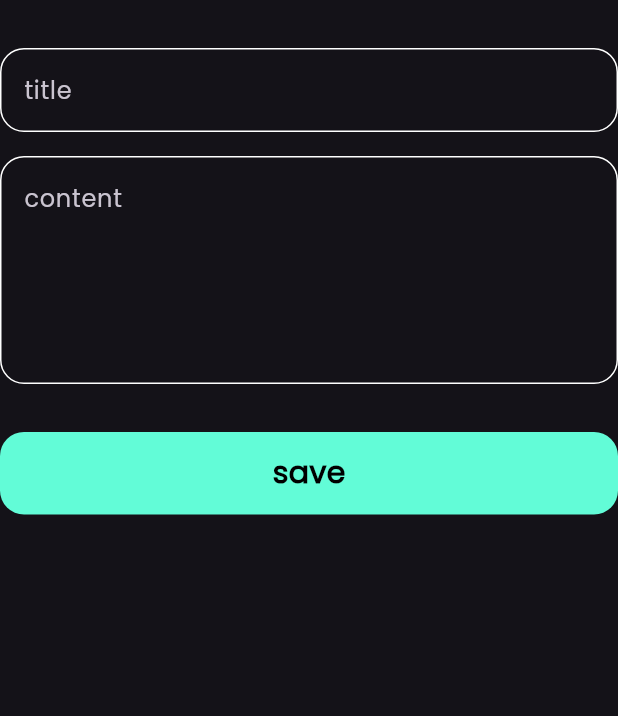
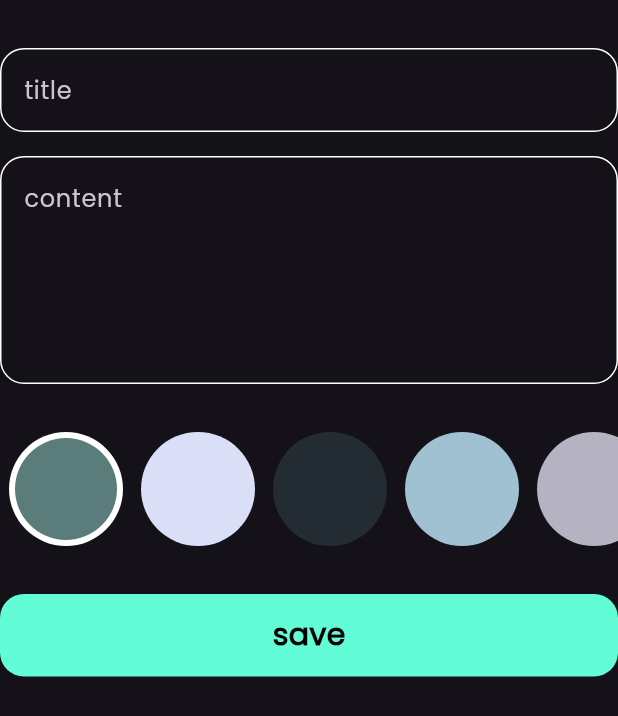
Before and after one commit to zyz360/zeft-notes-app, a Flutter app: the AddNoteForm widget shown alone on an empty page, opened directly, on a phone screen of 412 x 824 dp. Shown: the top 716 px of the screen. Run offline on Flutter 3.47's test engine with Material 3 defaults, Android fonts, the light colour scheme and no system bars; our stand-ins replace bloc, flutter_bloc, hive, hive_flutter, modal_progress_hud_nsn; accounts and stored records are empty.

Commit message:
before making color in addnotecubit

```diff
--- a/lib/widgets/add_note_form.dart
+++ b/lib/widgets/add_note_form.dart
@@ -4,6 +4,7 @@ import 'package:intl/intl.dart';
 import 'package:notess_app/Cubits/add_note_cubit.dart';
 import 'package:notess_app/models/note_model.dart';
 
+import 'colors_list_view.dart';
 import 'custom_button.dart';
 import 'custom_text_field.dart';
 
@@ -51,6 +52,10 @@ class _AddNoteFormState extends State<AddNoteForm> {
           SizedBox(
             height: 32,
           ),
+          ColorsListView(),
+          SizedBox(
+            height: 32,
+          ),
           BlocBuilder<AddNoteCubit, AddNoteState>(
             builder: (context, state) {
               return CustomButton(
--- /dev/null
+++ b/lib/widgets/colors_list_view.dart
@@ -0,0 +1,67 @@
+
+import 'package:flutter/material.dart';
+
+class ColorItem extends StatelessWidget {
+  const ColorItem({super.key, required this.isActive, required this.color});
+final bool isActive;
+final Color color;
+  @override
+  Widget build(BuildContext context) {
+    return isActive ?  CircleAvatar(
+      radius: 38,
+      backgroundColor: Colors.white,
+      child: CircleAvatar(
+        radius: 34,
+        backgroundColor: color,
+      ),
+    ) : CircleAvatar(
+      radius: 38,
+      backgroundColor: color,
+    );
+  }
+}
+
+class ColorsListView extends StatefulWidget {
+  const ColorsListView({super.key});
+
+  @override
+  State<ColorsListView> createState() => _ColorsListViewState();
+}
+
+class _ColorsListViewState extends State<ColorsListView> {
+  int currentIndex = 0;
+  List<Color>colors = [
+    Color(0xff5A7D7C),
+    Color(0xffDADFF7),
+    Color(0xff232C33),
+    Color(0xffA0C1D1),
+    Color(0xffB5B2C2),
+  ];
+  @override
+  Widget build(BuildContext context) {
+    return SizedBox(
+      height: 38*2,
+      child: ListView.builder(
+          itemCount: colors.length,
+          scrollDirection: Axis.horizontal,
+          itemBuilder: (context,index){
+            return Padding(
+              padding: const EdgeInsets.symmetric(horizontal: 6.0),
+              child: GestureDetector(
+                onTap: ()
+                {
+                  currentIndex = index;
+                  setState(() {
+
+                  });
+                },
+                child: ColorItem(
+                  color: colors[index],
+                  isActive: currentIndex == index ,
+                ),
+              ),
+            );
+          }),
+    );
+  }
+}
```
